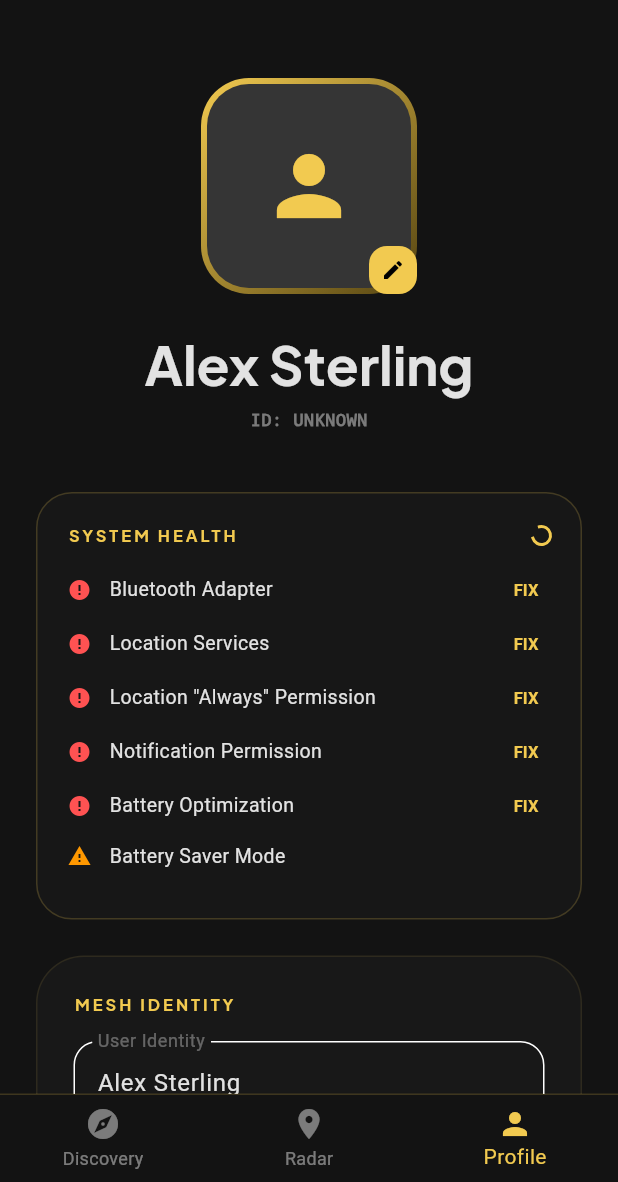
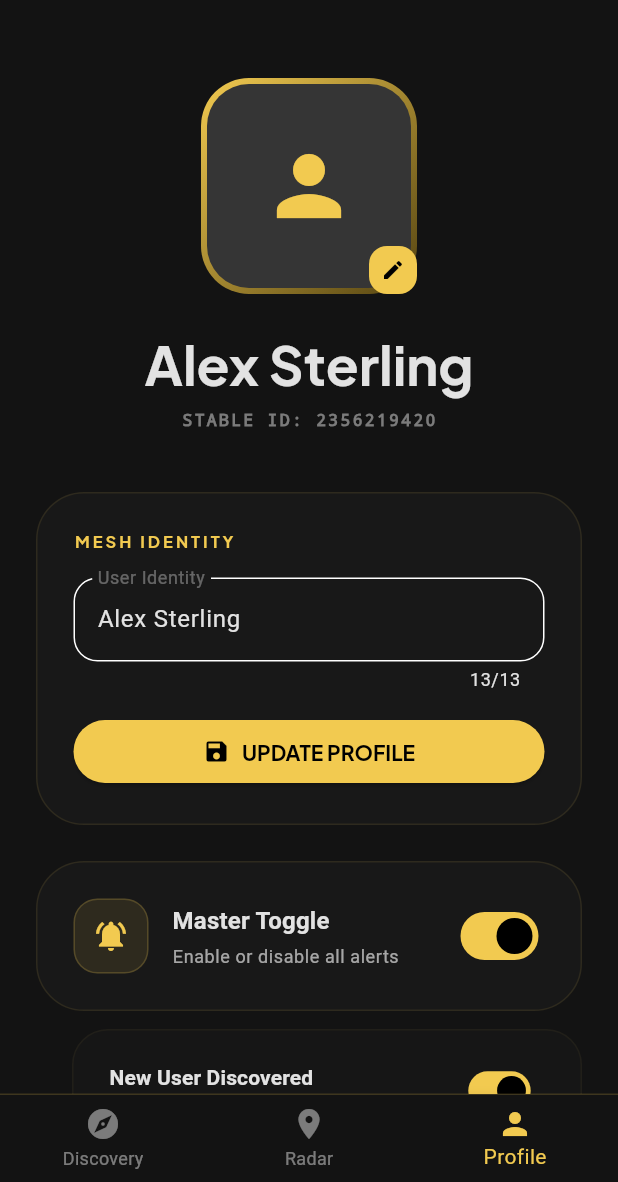
Before and after one commit to CreatorJohn/off_chat, a Flutter app: the ProfileScreen screen opened by its route, on a phone screen of 412 x 824 dp, the part 54-1236 px from its top. Run offline on Flutter 3.47's test engine with Material 3 defaults, Android fonts, the phone set to English and light mode, and no system bars; our stand-ins replace battery_plus, flutter_blue_plus, flutter_compass, flutter_image_compress, flutter_local_notifications, flutter_riverpod and 12 more; missing offline and left inert: cryptography, disable_battery_optimization, flutter_background_service; accounts and stored records are empty; generated files the repository leaves out were written again.

Commit message:
feat(profile): show stable ID and remove health card

```diff
--- a/lib/src/features/profile/presentation/profile_screen.dart
+++ b/lib/src/features/profile/presentation/profile_screen.dart
@@ -4,7 +4,6 @@ import 'package:flutter_riverpod/flutter_riverpod.dart';
 import 'package:package_info_plus/package_info_plus.dart';
 import 'package:off_chat/src/features/profile/presentation/profile_controller.dart';
 import 'package:off_chat/src/features/profile/data/profile_manager.dart';
-import 'package:off_chat/src/features/profile/presentation/system_health_card.dart';
 import 'package:off_chat/src/features/discovery/data/ble_advertiser.dart';
 import 'package:off_chat/src/core/theme/app_theme.dart';
 
@@ -17,6 +16,7 @@ class ProfileScreen extends ConsumerStatefulWidget {
 
 class _ProfileScreenState extends ConsumerState<ProfileScreen> {
   final TextEditingController _nameController = TextEditingController();
+  int? _stableId;
 
   @override
   void initState() {
@@ -29,6 +29,11 @@ class _ProfileScreenState extends ConsumerState<ProfileScreen> {
           _nameController.text = profile.username;
         });
       }
+
+      final stableId = await ProfileManager.getStableDeviceId();
+      setState(() {
+        _stableId = stableId;
+      });
     });
   }
 
@@ -124,16 +129,14 @@ class _ProfileScreenState extends ConsumerState<ProfileScreen> {
                       ),
                       const SizedBox(height: 8),
                       Text(
-                        "ID: ${user.deviceId ?? "UNKNOWN"}",
+                        "STABLE ID: ${_stableId ?? "..."}",
                         style: Theme.of(context).textTheme.labelSmall?.copyWith(
                           color: AppTheme.onSurfaceVariant.withValues(alpha: 0.5),
                           fontFamily: "monospace",
+                          letterSpacing: 1.5,
                         ),
                       ),
                       const SizedBox(height: 40),
-
-                      const SystemHealthCard(),
-                      const SizedBox(height: 24),
 
                       // Mesh Identity Card
                       _buildIdentityCard(context),
```
